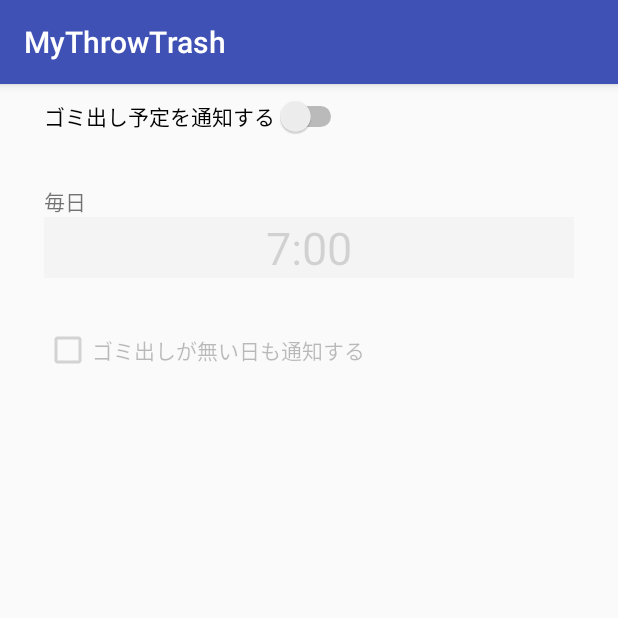
After one commit to quotto/throwtrash-android, an Android app: the AlarmActivity screen opened directly, with no data from a screen before it, on a phone screen of 412 x 824 dp, the top half of it. The commit adds this screen. Run offline under Robolectric (Android 15) with nearby library versions, the phone set to English and light mode, and no system bars; 1 statement that could not run was skipped.

Commit message:
アラーム機能実装

```diff
--- /dev/null
+++ b/app/src/main/java/com/example/mythrowtrash/view/AlarmActivity.kt
@@ -0,0 +1,135 @@
+package com.example.mythrowtrash.view
+
+import android.app.AlarmManager
+import android.app.KeyguardManager
+import android.app.PendingIntent
+import android.content.Context
+import android.content.Intent
+import android.os.Build
+import androidx.appcompat.app.AppCompatActivity
+import android.os.Bundle
+import android.view.WindowManager
+import android.widget.CompoundButton
+import com.example.mythrowtrash.R
+import com.example.mythrowtrash.adapter.AlarmController
+import com.example.mythrowtrash.adapter.AlarmViewModel
+import com.example.mythrowtrash.adapter.IAlarmView
+import kotlinx.android.synthetic.main.activity_alarm.*
+import java.util.*
+import kotlin.collections.ArrayList
+
+class AlarmActivity : AppCompatActivity(), TimePickerFragment.OnTimeSelectedListener, IAlarmView {
+    private lateinit var viewModel:AlarmViewModel
+    private val controller = AlarmController(this)
+
+
+    override fun notify(trashList: List<String>) {
+        if(!this.viewModel.notifyEveryday && trashList.isEmpty()) {
+            finish()
+            return
+        }
+
+        when {
+            Build.VERSION.SDK_INT >= Build.VERSION_CODES.O_MR1 -> {
+                setShowWhenLocked(true)
+                setTurnScreenOn(true)
+                val keyguardManager = getSystemService(Context.KEYGUARD_SERVICE) as KeyguardManager
+                keyguardManager.requestDismissKeyguard(this, null)
+            }
+            Build.VERSION.SDK_INT >= Build.VERSION_CODES.O -> {
+                window.addFlags(
+                    WindowManager.LayoutParams.FLAG_TURN_SCREEN_ON or WindowManager.LayoutParams.FLAG_SHOW_WHEN_LOCKED
+                )
+                val keyguardManager = getSystemService(Context.KEYGUARD_SERVICE) as KeyguardManager
+                keyguardManager.requestDismissKeyguard(this, null)
+            }
+            else -> {
+                window.addFlags(
+                    WindowManager.LayoutParams.FLAG_TURN_SCREEN_ON or
+                            WindowManager.LayoutParams.FLAG_SHOW_WHEN_LOCKED or
+                            WindowManager.LayoutParams.FLAG_DISMISS_KEYGUARD
+                )
+            }
+        }
+        val dialog = AlarmTrashDialog.newInstance(trashList)
+        dialog.show(supportFragmentManager, "alert_dialog")
+    }
+
+    override fun onDestroy() {
+        super.onDestroy()
+        viewModel.enabled = alarmSwitch.isChecked
+        viewModel.notifyEveryday = everydayCheck.isChecked
+        controller.saveAlarmConfig(viewModel)
+
+        val am: AlarmManager = getSystemService(Context.ALARM_SERVICE) as AlarmManager
+        val alarmReceiverIntent = Intent(this, AlarmReceiver::class.java)
+        val pendingIntent = PendingIntent.getBroadcast(this, 0, alarmReceiverIntent, 0)
+
+        if (viewModel.enabled) {
+            val calendar = Calendar.getInstance().apply {
+                set(Calendar.HOUR_OF_DAY, viewModel.hourOfDay)
+                set(Calendar.MINUTE, viewModel.minute)
+                set(Calendar.SECOND, 0)
+                set(Calendar.MILLISECOND, 0)
+            }
+            if(calendar.timeInMillis < System.currentTimeMillis()) {
+                calendar.add(Calendar.DATE, 1)
+            }
+
+            when {
+                Build.VERSION.SDK_INT >= Build.VERSION_CODES.M -> {
+                    am.setExactAndAllowWhileIdle(AlarmManager.RTC_WAKEUP, calendar.timeInMillis, pendingIntent)
+                }
+                Build.VERSION.SDK_INT >= Build.VERSION_CODES.KITKAT -> {
+                    am.setExact(AlarmManager.RTC_WAKEUP, calendar.timeInMillis, pendingIntent)
+                }
+                else -> {
+                    am.set(AlarmManager.RTC_WAKEUP, calendar.timeInMillis, pendingIntent)
+                }
+            }
+            println("[MyApp - AlarmActivity] set alarm @ ${calendar.get(Calendar.YEAR)}/${calendar.get(Calendar.MONTH)+1}/${calendar.get(Calendar.DATE)} ${calendar.get(Calendar.HOUR_OF_DAY)}:${calendar.get(Calendar.MINUTE)}")
+        } else {
+            am.cancel(pendingIntent)
+            println("[MyApp - AlarmActivity] cancel alarm")
+        }
+    }
+
+    override fun update(viewModel: AlarmViewModel) {
+        alarmSwitch.setChecked(viewModel.enabled)
+        timeText.text =  "%1$02d:%2$02d".format(viewModel.hourOfDay, viewModel.minute)
+        timeText.setEnabled(viewModel.enabled)
+        everydayCheck.setChecked(viewModel.notifyEveryday)
+        everydayCheck.setEnabled(viewModel.enabled)
+        this.viewModel = viewModel
+    }
+
+    override fun onCreate(savedInstanceState: Bundle?) {
+        super.onCreate(savedInstanceState)
+        setContentView(R.layout.activity_alarm)
+        timeText.setOnClickListener {
+            val dialog = TimePickerFragment()
+            dialog.show(supportFragmentManager, "time_dialog")
+        }
+
+        alarmSwitch.setOnCheckedChangeListener(CompoundButton.OnCheckedChangeListener { buttonView, isChecked ->
+            timeText.setEnabled(isChecked)
+            everydayCheck.setEnabled(isChecked)
+        })
+        controller.loadAlarmConfig()
+
+        if(intent?.getBooleanExtra(NOTIFY_ALARM, false) == true) {
+            val calendar = Calendar.getInstance()
+            controller.alarmToday(calendar.get(Calendar.YEAR), calendar.get(Calendar.MONTH)+1, calendar.get(Calendar.DATE))
+        }
+    }
+
+    override fun onSelected(hourOfDay: Int, minute: Int) {
+        timeText.text = "%1$02d:%2$02d".format(hourOfDay, minute)
+        this.viewModel.hourOfDay = hourOfDay
+        this.viewModel.minute = minute
+    }
+
+    companion object {
+        const val NOTIFY_ALARM = "NotifyAlarm"
+    }
+}
--- /dev/null
+++ b/app/src/main/res/layout/activity_alarm.xml
@@ -0,0 +1,52 @@
+<?xml version="1.0" encoding="utf-8"?>
+<androidx.constraintlayout.widget.ConstraintLayout xmlns:android="http://schemas.android.com/apk/res/android"
+    xmlns:app="http://schemas.android.com/apk/res-auto"
+    xmlns:tools="http://schemas.android.com/tools"
+    android:layout_width="match_parent"
+    android:layout_height="match_parent"
+    tools:context=".view.AlarmActivity">
+
+    <Switch
+        android:id="@+id/alarmSwitch"
+        android:layout_width="wrap_content"
+        android:layout_height="wrap_content"
+        android:layout_marginTop="8dp"
+        android:text="@string/alarmSwitchLabel"
+        app:layout_constraintStart_toStartOf="@+id/timeText"
+        app:layout_constraintTop_toTopOf="parent" />
+
+    <TextView
+        android:id="@+id/timeText"
+        android:layout_width="wrap_content"
+        android:layout_height="wrap_content"
+        android:background="#27D1D0D0"
+        android:ems="10"
+        android:enabled="false"
+        android:inputType="time"
+        android:text="7:00"
+        android:textAlignment="center"
+        android:textSize="30sp"
+        app:layout_constraintEnd_toEndOf="parent"
+        app:layout_constraintStart_toStartOf="parent"
+        app:layout_constraintTop_toBottomOf="@+id/timeTextLabel" />
+
+    <CheckBox
+        android:id="@+id/everydayCheck"
+        android:layout_width="wrap_content"
+        android:layout_height="wrap_content"
+        android:layout_marginTop="32dp"
+        android:enabled="false"
+        android:text="@string/everydayCheckLabel"
+        app:layout_constraintStart_toStartOf="@+id/timeText"
+        app:layout_constraintTop_toBottomOf="@+id/timeText" />
+
+    <TextView
+        android:id="@+id/timeTextLabel"
+        android:layout_width="wrap_content"
+        android:layout_height="wrap_content"
+        android:layout_marginTop="32dp"
+        android:text="@string/timeTextLabel"
+        app:layout_constraintStart_toStartOf="@+id/timeText"
+        app:layout_constraintTop_toBottomOf="@+id/alarmSwitch" />
+
+</androidx.constraintlayout.widget.ConstraintLayout>
--- a/app/src/main/res/values/strings.xml
+++ b/app/src/main/res/values/strings.xml
@@ -100,4 +100,9 @@
     <string name="cancel">キャンセル</string>
     <string name="error_otherText_empty">ゴミの名前は10文字以内で入力してください</string>
     <string name="error_otherText_illegalCharacter">利用できない文字が含まれています</string>
+    <string name="alarmSwitchLabel">ゴミ出し予定を通知する</string>
+    <string name="everydayCheckLabel">ゴミ出しが無い日も通知する</string>
+    <string name="timeTextLabel">毎日</string>
+    <string name="message_noneTrash">今日出せるゴミはありません。</string>
+    <string name="title_alarm_dialog">今日出せるゴミ</string>
 </resources>
```
Also changed, not shown: app/src/main/AndroidManifest.xml (+7 -1 lines), app/src/main/java/com/example/mythrowtrash/view/AlarmDialogs.kt (added, +67 -0 lines), app/src/main/java/com/example/mythrowtrash/view/AlarmReceiver.kt (added, +14 -0 lines).
